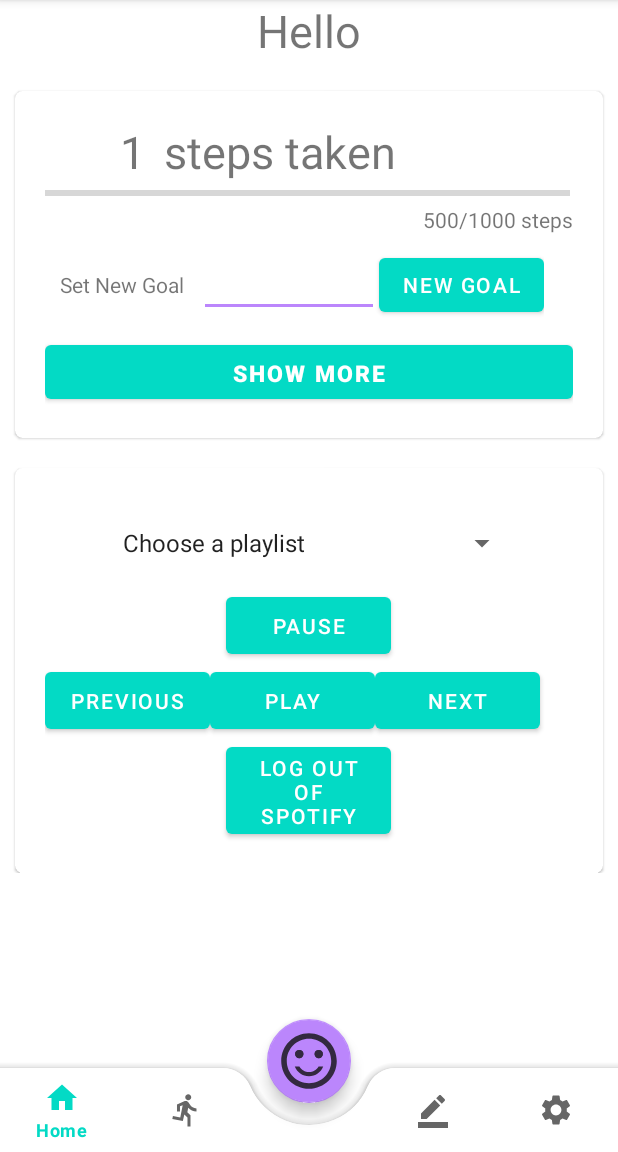
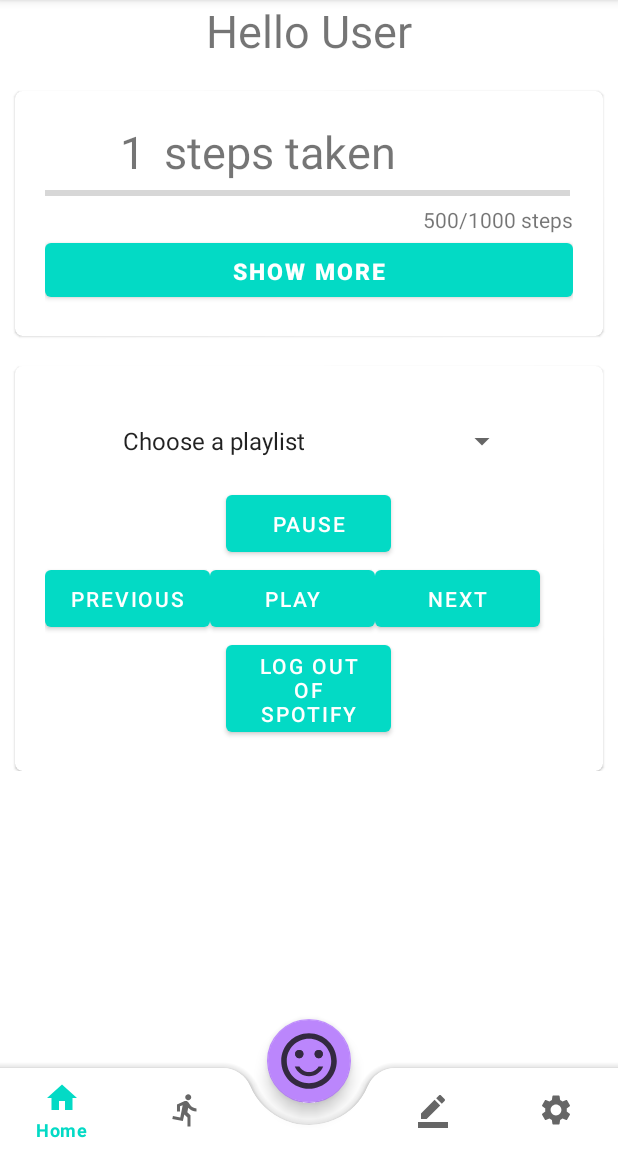
Before and after one commit to AlfredGuimaz/OneFitAll-android, an Android app: the MainActivity screen opened directly, with no data from a screen before it, on a phone screen of 412 x 824 dp, the part 84-1236 px from its top. Run offline under Robolectric (Android 15) with nearby library versions, the phone set to English and light mode, and no system bars; our stand-ins replace Volley; libraries missing offline, so code that uses them is left out: com.spotify.android, com.spotify.protocol; 1 statement that could not run was skipped.

Commit message:
Fixed more info to start closed In User Info view data autofills

```diff
--- a/app/src/main/java/com/example/one_fit_all/MainActivity.java
+++ b/app/src/main/java/com/example/one_fit_all/MainActivity.java
@@ -279,6 +279,8 @@ public class MainActivity extends AppCompatActivity implements SensorEventListen
         editor.putInt("Key2",goalNew);
         editor.apply();
         goal = goalNew;
+        int currentStep = (int)totalSteps - (int)previousTotalSteps;
+        tv_bottomStepCounter.setText(currentStep+"/"+goal+" steps");
     }
 
     //    Dont Touch Bellow function for Step Counter Functiom
--- a/app/src/main/res/layout/activity_main.xml
+++ b/app/src/main/res/layout/activity_main.xml
@@ -25,7 +25,7 @@
                 android:id="@+id/tv_stepHeaderTemp"
                 android:layout_width="match_parent"
                 android:layout_height="wrap_content"
-                android:text="Hello"
+                android:text="Hello User"
                 android:textAlignment="center"
                 android:textSize="30dp"
                 />
@@ -59,7 +59,7 @@
                             android:text="1"
                             android:textAlignment="center"
                             android:layout_marginLeft="50dp"
-                            android:textSize="30dp"
+                            android:textSize="30sp"
                             android:onClick="resetStepCounter"/>
                         <TextView
                             android:layout_width="wrap_content"
@@ -92,25 +92,24 @@
                         android:id="@+id/ll_dropdownInfo"
                         android:layout_width="match_parent"
                         android:layout_height="wrap_content"
-                        android:visibility="visible">
+                        android:visibility="gone">
+
                         <LinearLayout
                             android:layout_width="wrap_content"
                             android:layout_height="wrap_content"
-                            android:layout_margin="10dp">
-
-                            <TextView
-                                android:layout_width="match_parent"
-                                android:layout_height="wrap_content"
-                                android:text="Set New Goal"/>
+                            android:layout_marginTop="10dp"
+                            android:layout_marginBottom="10dp">
 
                             <EditText
                                 android:id="@+id/et_newGoal"
-                                android:layout_width="120dp"
+                                android:layout_width="210dp"
                                 android:layout_height="wrap_content"
                                 android:layout_weight="1"
                                 android:ems="10"
                                 android:layout_marginLeft="10dp"
-                                android:inputType="number" />
+                                android:layout_marginRight="10dp"
+                                android:inputType="number"
+                                android:hint="New Step Counting Goal"/>
 
                             <Button
                                 android:id="@+id/bt_newGoal"
```
Also changed, not shown: app/src/main/java/com/example/one_fit_all/UserInfo.java (+14 -6 lines).
